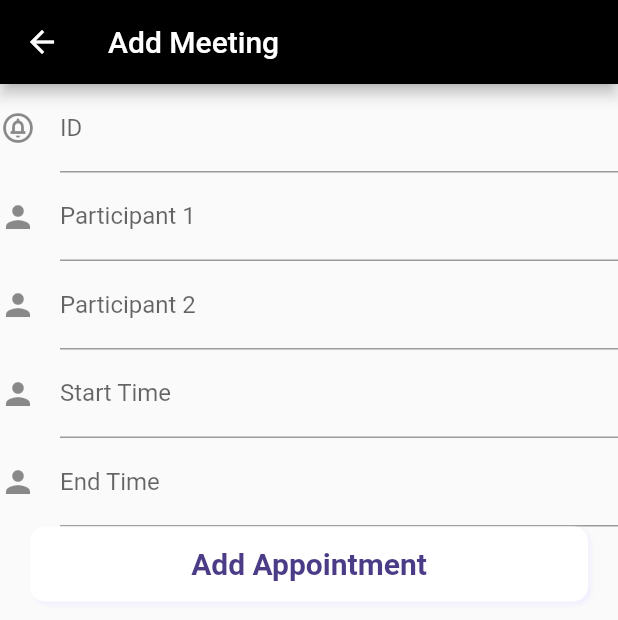
After one commit to kamtasingh27/interview, a Flutter app: the addmeeting screen opened directly, on a phone screen of 412 x 824 dp. The commit adds this screen. Shown: the top 620 px of the screen. Run offline on Flutter 3.47's test engine with Material 2 defaults, Android fonts, the phone set to English and light mode, and no system bars; our stand-ins replace cloud_firestore, date_time_picker, firebase_core, flutter_speed_dial; accounts and stored records are empty; Roboto replaces fonts that are missing (Montserrat).

Commit message:
added participant addition, meeting addtion, meeting display

```diff
--- /dev/null
+++ b/lib/database.dart
@@ -0,0 +1,63 @@
+import 'package:cloud_firestore/cloud_firestore.dart';
+import 'models/meeting.dart';
+
+class DatabaseService {
+  final CollectionReference meetings =
+      FirebaseFirestore.instance.collection('meetings');
+  final CollectionReference participants =
+      FirebaseFirestore.instance.collection('participants');
+
+  Future addParticipant(String id, String name, String email) async {
+    return await participants
+        .doc(id)
+        .set({
+          'id': id,
+          'name': name,
+          'email': email,
+        })
+        .then((value) => print("Participant added successfully"))
+        .catchError((error) => print("Failed to add user: $error"));
+  }
+
+  Future addMeeting(String id, String participant1id, String participant2id,
+      String starttime, String endtime) async {
+    return await meetings
+        .doc(id)
+        .set({
+          'id': id,
+          'participant1id': participant1id,
+          'participant2id': participant2id,
+          'starttime': starttime,
+          'endtime': endtime
+        })
+        .then((value) => print("Meeting added successfully"))
+        .catchError((error) => print("Failed to add user: $error"));
+  }
+
+  Future addoccupancy(String id, String starttime, String endtime) async {
+    DocumentReference documentReference =
+        participants.doc(id).collection('occupied').doc();
+    return await documentReference
+        .set({
+          'starttime': starttime,
+          'endtime': endtime,
+        })
+        .then((value) => print("Appointment added successfully"))
+        .catchError((error) => print("Failed to add appointment: $error"));
+  }
+
+  Stream<List<meeting>> get appoints {
+    return meetings.snapshots().map(appointmentListFromSnapshot);
+  }
+
+  List<meeting> appointmentListFromSnapshot(QuerySnapshot snapshot) {
+    return snapshot.docs.map((doc) {
+      return meeting(
+          id: doc.data()['id'],
+          participant1id: doc.data()['participant1id'],
+          participant2id: doc.data()['participant2id'],
+          starttime: doc.data()['starttime'],
+          endtime: doc.data()['endtime']);
+    }).toList();
+  }
+}
--- /dev/null
+++ b/lib/models/meeting.dart
@@ -0,0 +1,15 @@
+class meeting {
+  String id;
+  String participant1id;
+  String participant2id;
+  var starttime;
+  var endtime;
+
+  meeting({
+    required this.id,
+    required this.participant1id,
+    required this.participant2id,
+    required this.starttime,
+    required this.endtime,
+  });
+}
--- /dev/null
+++ b/lib/models/participant.dart
@@ -0,0 +1,13 @@
+class participant {
+  String id;
+  String name;
+  String email;
+  List<occupied> occ = [];
+  participant({required this.id, required this.name, required this.email});
+}
+
+class occupied {
+  var starttime;
+  var endtime;
+  occupied({this.starttime, this.endtime});
+}
--- /dev/null
+++ b/lib/screens/addmeeting.dart
@@ -0,0 +1,149 @@
+import 'package:flutter/material.dart';
+import '../database.dart';
+import 'package:firebase_core/firebase_core.dart';
+import 'package:cloud_firestore/cloud_firestore.dart';
+import 'package:date_time_picker/date_time_picker.dart';
+
+class addmeeting extends StatefulWidget {
+  const addmeeting({Key? key}) : super(key: key);
+
+  @override
+  _addmeetingState createState() => _addmeetingState();
+}
+
+class _addmeetingState extends State<addmeeting> {
+  @override
+  Widget build(BuildContext context) {
+    return Scaffold(
+      appBar: AppBar(
+        title: const Text(
+          "Add Meeting",
+          style: TextStyle(color: Colors.white),
+        ),
+        backgroundColor: Colors.black,
+      ),
+      body: MyCustomForm(),
+    );
+  }
+}
+
+class MyCustomForm extends StatefulWidget {
+  @override
+  MyCustomFormState createState() {
+    return MyCustomFormState();
+  }
+}
+
+class MyCustomFormState extends State<MyCustomForm> {
+  // Create a global key that uniquely identifies the Form widget
+  // and allows validation of the form.
+  final _formKey = GlobalKey<FormState>();
+
+  @override
+  Widget build(BuildContext context) {
+    TextEditingController id = TextEditingController();
+    TextEditingController participant1id = TextEditingController();
+    TextEditingController participant2id = TextEditingController();
+    TextEditingController starttime = TextEditingController();
+    TextEditingController endtime = TextEditingController();
+    return Form(
+      key: _formKey,
+      child: Column(
+        crossAxisAlignment: CrossAxisAlignment.start,
+        children: <Widget>[
+          TextFormField(
+            controller: id,
+            decoration: const InputDecoration(
+              icon: const Icon(Icons.circle_notifications_outlined),
+              hintText: 'Enter Meeting ID',
+              labelText: 'ID',
+            ),
+          ),
+          TextFormField(
+            controller: participant1id,
+            decoration: const InputDecoration(
+              icon: const Icon(Icons.person),
+              hintText: 'Enter Participant 1 ID',
+              labelText: 'Participant 1',
+            ),
+          ),
+          TextFormField(
+            controller: participant2id,
+            decoration: const InputDecoration(
+              icon: const Icon(Icons.person),
+              hintText: 'Enter Participant 2 ID',
+              labelText: 'Participant 2',
+            ),
+          ),
+          TextFormField(
+            controller: starttime,
+            decoration: const InputDecoration(
+              icon: const Icon(Icons.person),
+              hintText: 'Start Time (YYYY-MM-DD HH:MM:SS)',
+              labelText: 'Start Time',
+            ),
+          ),
+          TextFormField(
+            controller: endtime,
+            decoration: const InputDecoration(
+              icon: const Icon(Icons.person),
+              hintText: 'End Time (YYYY-MM-DD HH:MM:SS)',
+              labelText: 'End Time',
+            ),
+          ),
+          GestureDetector(
+            onTap: () async {
+              try {
+                await DatabaseService().addMeeting(id.text, participant1id.text,
+                    participant2id.text, starttime.text, endtime.text);
+                await DatabaseService().addoccupancy(
+                    participant1id.text, starttime.text, endtime.text);
+                await DatabaseService().addoccupancy(
+                    participant2id.text, starttime.text, endtime.text);
+              } on FirebaseException catch (e) {
+                print(e);
+              }
+              Navigator.pop(context);
+            },
+            child: Padding(
+              padding: EdgeInsets.fromLTRB(20, 0, 20, 0),
+              child: Container(
+                height: 50,
+                decoration: BoxDecoration(
+                  borderRadius: BorderRadius.circular(10),
+                  border: Border.all(
+                      color: Colors.white,
+                      style: BorderStyle.solid,
+                      width: 1.0),
+                  color: Colors.white,
+                  boxShadow: [
+                    BoxShadow(
+                      color: Color(0xffF0EFFE),
+                      blurRadius: 2.0,
+                      spreadRadius: 0.0,
+                      offset:
+                          Offset(2.0, 2.0), // shadow direction: bottom right
+                    )
+                  ],
+                ),
+                child: Row(
+                  mainAxisAlignment: MainAxisAlignment.center,
+                  children: <Widget>[
+                    Center(
+                      child: Text('Add Appointment',
+                          style: TextStyle(
+                              fontSize: 20,
+                              color: Color(0xff4C3C88),
+                              fontWeight: FontWeight.bold,
+                              fontFamily: 'Montserrat')),
+                    )
+                  ],
+                ),
+              ),
+            ),
+          ),
+        ],
+      ),
+    );
+  }
+}
--- a/pubspec.yaml
+++ b/pubspec.yaml
@@ -8,13 +8,17 @@ version: 1.0.0+1
 environment:
   sdk: ">=2.12.0 <3.0.0"
 
+
 dependencies:
   flutter:
     sdk: flutter
-
   cupertino_icons: ^1.0.2
   firebase_core: "^0.7.0"
   cloud_firestore: "^0.16.0"
+  flutter_speed_dial: ^4.6.6
+  provider: ^5.0.0
+  fluttertoast: ^8.0.3
+  date_time_picker: ^2.1.0
 
 dev_dependencies:
   flutter_test:
```
Also changed, not shown: lib/main.dart (+138 -8 lines), lib/screens/addparticipant.dart (added, +126 -0 lines), pubspec.lock, 2 other files.
